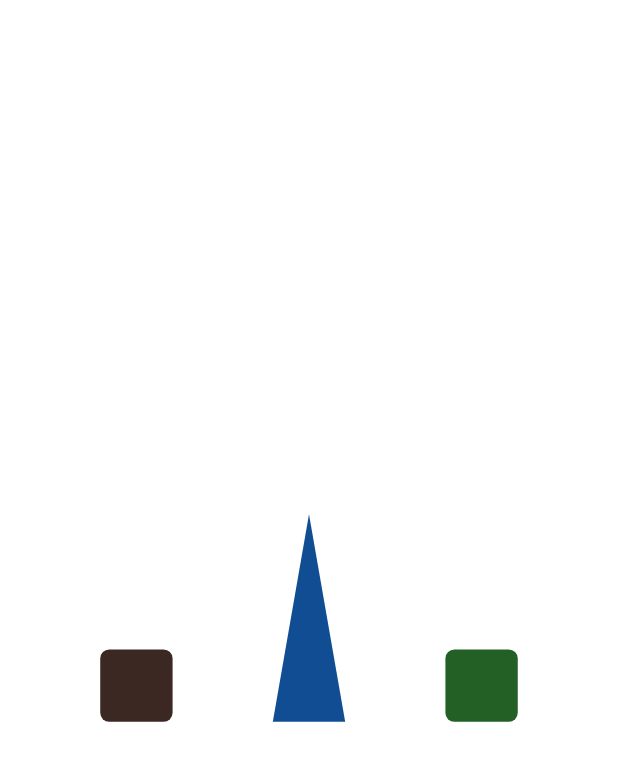
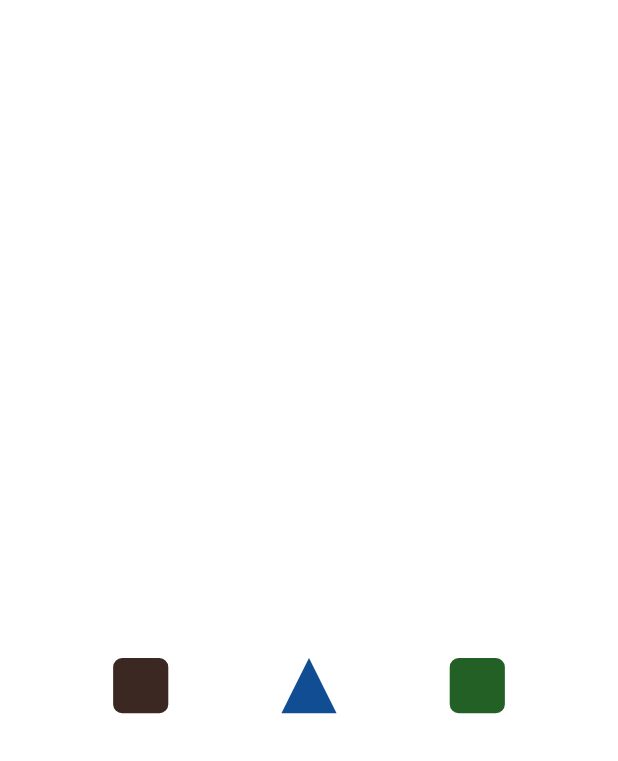
Before and after one commit to DauduVictor/soft-prism-weather-app, a Flutter app: the ThreeLoaders screen opened by its route, on a phone screen of 412 x 824 dp. Shown: the top 761 px of the screen. Run offline on Flutter 3.47's test engine with Material 2 defaults, Android fonts, the phone set to English and light mode, and no system bars; our stand-ins replace fluttertoast, geocoding, geolocator; network calls fail.

```diff
--- a/lib/main.dart
+++ b/lib/main.dart
@@ -23,7 +23,7 @@ class MyApp extends StatelessWidget {
     return  MaterialApp(
       title: 'SoftPrism',
       debugShowCheckedModeBanner: false,
-      initialRoute: ThreeLoaders.id,
+      initialRoute: SplashScreen.id,
       routes: {
         SplashScreen.id:(context) => const SplashScreen(),
         Dashboard.id:(context) => const Dashboard(),
--- a/lib/screens/three_loaders.dart
+++ b/lib/screens/three_loaders.dart
@@ -13,6 +13,9 @@ class _ThreeLoadersState extends State<ThreeLoaders> with TickerProviderStateMix
 
   /// Initializing the controller
   late AnimationController _controller;
+
+  /// Variable to hold the status of the _controller
+  bool _showShape = false;
 
   /// Initializing the curve
   late CurvedAnimation _curve;
@@ -37,10 +40,28 @@ class _ThreeLoadersState extends State<ThreeLoaders> with TickerProviderStateMix
       lowerBound: 0,
       upperBound: 1,
     );
+
+    /// Make the [Animation_Contoller] know about the new values being fired
     _controller.addListener(() {
       setState(() {});
     });
+
+    /// After the animation is complete, redo the animation by going the reverse way and starting again
     _controller.repeat(reverse: true);
+
+    /// Function to listen to the current state of the controller and update its value
+    _controller.addStatusListener((status) {
+      if (status == AnimationStatus.completed) {
+        setState(() {
+          _showShape = false;
+        });
+      }
+      if (status == AnimationStatus.reverse) {
+        setState(() {
+          _showShape = true;
+        });
+      }
+    });
 
     /// Variable the curve for the box animation
     _curve = CurvedAnimation(parent: _controller, curve: Curves.easeOut);
@@ -48,8 +69,8 @@ class _ThreeLoadersState extends State<ThreeLoaders> with TickerProviderStateMix
     /// Variable the tween for the box animation
     _tween = Tween(begin: 1.0, end: 250.0).animate(_curve);
 
-    /// Variable the tween for the box animation
-    _sizeTween = Tween(begin: 60.0, end: 10.0).animate(_controller);
+    /// Variable the tween for the box size animation
+    _sizeTween = Tween(begin: 45.0, end: 10.0).animate(_controller);
 
     /// Variable the tween for the color animation
     _brownColorTween = ColorTween(begin: Colors.brown.shade800, end: Colors.black).animate(_controller);
@@ -88,14 +109,26 @@ class _ThreeLoadersState extends State<ThreeLoaders> with TickerProviderStateMix
                       borderRadius: BorderRadius.circular(6.0),
                     ),
                   ),
-                  CustomPaint(
-                    painter: TriangleShapePainter(
-                      color: _blueColorTween.value,
+                  Container(
+                    width: _sizeTween.value,
+                    height: _sizeTween.value,
+                    margin: EdgeInsets.only(top: _tween.value),
+                    decoration: BoxDecoration(
+                      shape: BoxShape.rectangle,
+                      borderRadius: BorderRadius.circular(6.0),
                     ),
-                    child: Container(
-                      width: _sizeTween.value,
-                      height: _sizeTween.value,
+                    child: _showShape == true ? CustomPaint(
+                      painter: TriangleShapePainter(
+                        color: _blueColorTween.value,
+                      ),
+                    ) :  Container(
+                      width: 10.0,
+                      height: 10.0,
                       margin: EdgeInsets.only(top: _tween.value),
+                      decoration: BoxDecoration(
+                        color: _blueColorTween.value,
+                        shape: BoxShape.circle,
+                      ),
                     ),
                   ),
                   Container(
```
Also changed, not shown: lib/screens/dashboard.dart (+93 -20 lines), lib/splash_screen.dart (+24 -8 lines).
